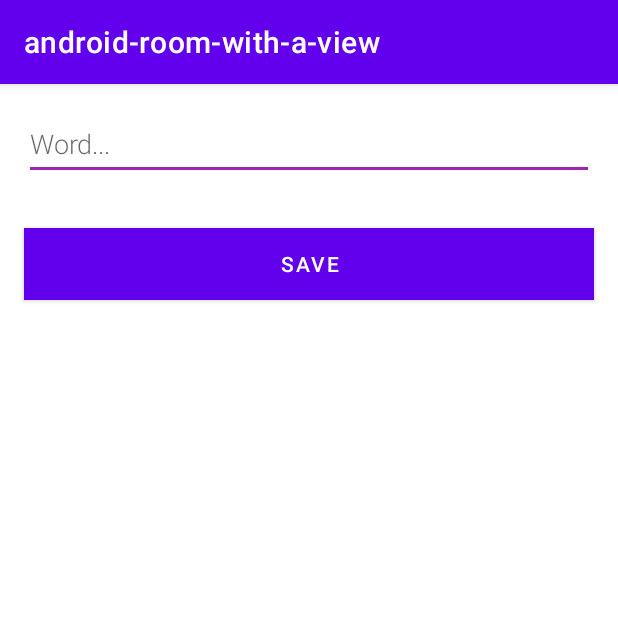
After one commit to o-kolesik/Persistentni-ukladani-dat-do-SQLite-pomoci-Android-Room, an Android app: the NewWordActivity screen opened directly, with no data from a screen before it, on a phone screen of 412 x 824 dp, the top half of it. The commit adds this screen. Run offline under Robolectric (Android 15) with nearby library versions, the phone set to English and light mode, and no system bars.

Commit message:
krok 15 hotov

```diff
--- a/app/src/main/AndroidManifest.xml
+++ b/app/src/main/AndroidManifest.xml
@@ -10,7 +10,7 @@
         android:roundIcon="@mipmap/ic_launcher_round"
         android:supportsRtl="true"
         android:theme="@style/AppTheme">
-
+        <activity android:name=".NewWordActivity"></activity>
         <activity android:name=".MainActivity">
             <intent-filter>
                 <action android:name="android.intent.action.MAIN" />
--- /dev/null
+++ b/app/src/main/java/com/example/android_room_with_a_view/NewWordActivity.kt
@@ -0,0 +1,37 @@
+package com.example.android_room_with_a_view
+
+import android.app.Activity
+import android.content.Intent
+import androidx.appcompat.app.AppCompatActivity
+import android.os.Bundle
+import android.text.TextUtils
+import android.widget.Button
+import android.widget.EditText
+
+class NewWordActivity : AppCompatActivity() {
+
+    private lateinit var editWordView: EditText
+
+    public override fun onCreate(savedInstanceState: Bundle?) {
+        super.onCreate(savedInstanceState)
+        setContentView(R.layout.activity_new_word)
+        editWordView = findViewById(R.id.edit_word)
+
+        val button = findViewById<Button>(R.id.button_save)
+        button.setOnClickListener {
+            val replyIntent = Intent()
+            if (TextUtils.isEmpty(editWordView.text)) {
+                setResult(Activity.RESULT_CANCELED, replyIntent)
+            } else {
+                val word = editWordView.text.toString()
+                replyIntent.putExtra(EXTRA_REPLY, word)
+                setResult(Activity.RESULT_OK, replyIntent)
+            }
+            finish()
+        }
+    }
+
+    companion object {
+        const val EXTRA_REPLY = "com.example.android.wordlistsql.REPLY"
+    }
+}
--- /dev/null
+++ b/app/src/main/res/layout/activity_new_word.xml
@@ -0,0 +1,27 @@
+<?xml version="1.0" encoding="utf-8"?>
+<LinearLayout xmlns:android="http://schemas.android.com/apk/res/android"
+    android:orientation="vertical"
+    android:layout_width="match_parent"
+    android:layout_height="match_parent">
+
+    <EditText
+        android:id="@+id/edit_word"
+        android:layout_width="match_parent"
+        android:layout_height="wrap_content"
+        android:minHeight="@dimen/min_height"
+        android:fontFamily="sans-serif-light"
+        android:hint="@string/hint_word"
+        android:inputType="textAutoComplete"
+        android:layout_margin="@dimen/big_padding"
+        android:textSize="18sp" />
+
+    <Button
+        android:id="@+id/button_save"
+        android:layout_width="match_parent"
+        android:layout_height="wrap_content"
+        android:background="@color/design_default_color_primary"
+        android:text="@string/button_save"
+        android:layout_margin="@dimen/big_padding"
+        android:textColor="@color/buttonLabel" />
+
+</LinearLayout>
--- a/app/src/main/res/values/colors.xml
+++ b/app/src/main/res/values/colors.xml
@@ -8,4 +8,5 @@
     <color name="black">#FF000000</color>
     <color name="white">#FFFFFFFF</color>
     <color name="colorAccent">#9C27B0</color>
+    <color name="buttonLabel">#FFFFFF</color>
 </resources>
--- a/app/src/main/res/values/dimension.xml
+++ b/app/src/main/res/values/dimension.xml
@@ -1,6 +1,6 @@
 <?xml version="1.0" encoding="utf-8"?>
 <resources>
     <dimen name="big_padding">16dp</dimen>
-
+    <dimen name="min_height">48dp</dimen>
 
 </resources>
--- a/app/src/main/res/values/strings.xml
+++ b/app/src/main/res/values/strings.xml
@@ -1,4 +1,7 @@
 <resources>
     <string name="app_name">android-room-with-a-view</string>
-    <string name="add_word" />
+    <string name="hint_word">Word...</string>
+    <string name="button_save">Save</string>
+    <string name="empty_not_saved">Word not saved because it is empty.</string>
+    <string name="add_word">Add word</string>
 </resources>
```
